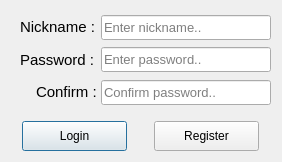
Before: the Qt Designer form Client/src/dialog/class/SignupDiag/signupdiag.ui in Nexus-Software/cpp_babel, drawn with Qt 5.
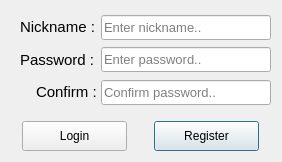
After: the same form once the commit is applied.

Commit message: FixTransitionsToMainWindow(fix): Fix signals and transitions to the main window

What changed in the file:
```diff
--- a/Client/src/dialog/class/SignupDiag/signupdiag.ui
+++ b/Client/src/dialog/class/SignupDiag/signupdiag.ui
@@ -254,6 +254,9 @@
            <property name="text">
             <string>Login</string>
            </property>
+           <property name="autoDefault">
+            <bool>false</bool>
+           </property>
           </widget>
          </item>
         </layout>
```
The commit also changes 5 other files.
